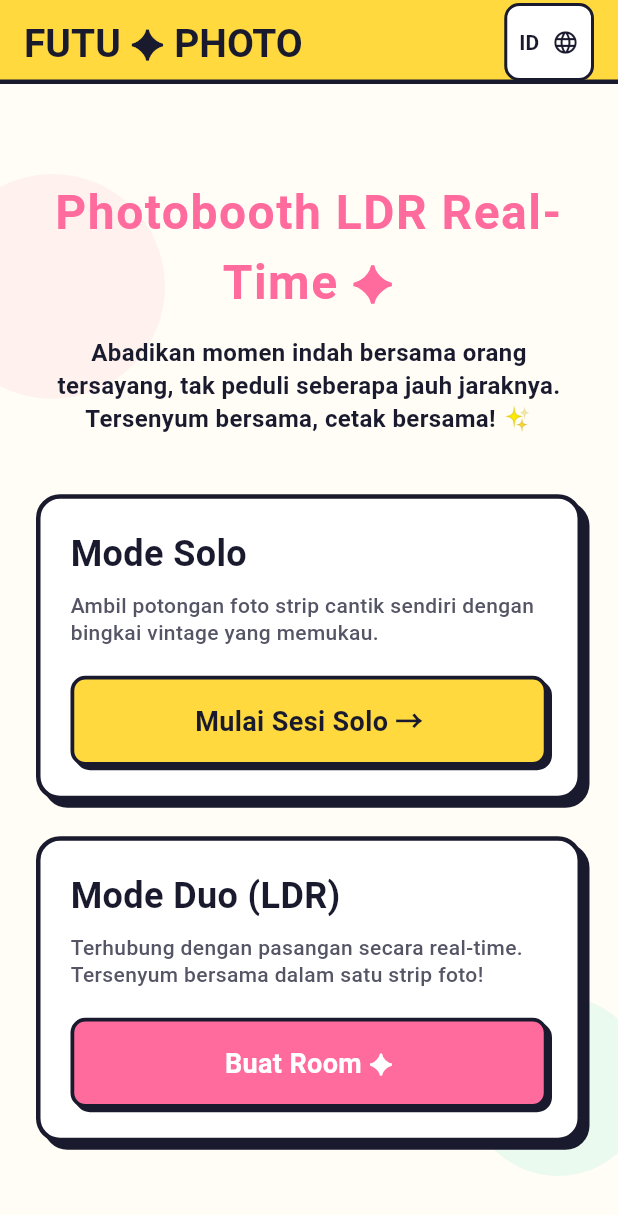
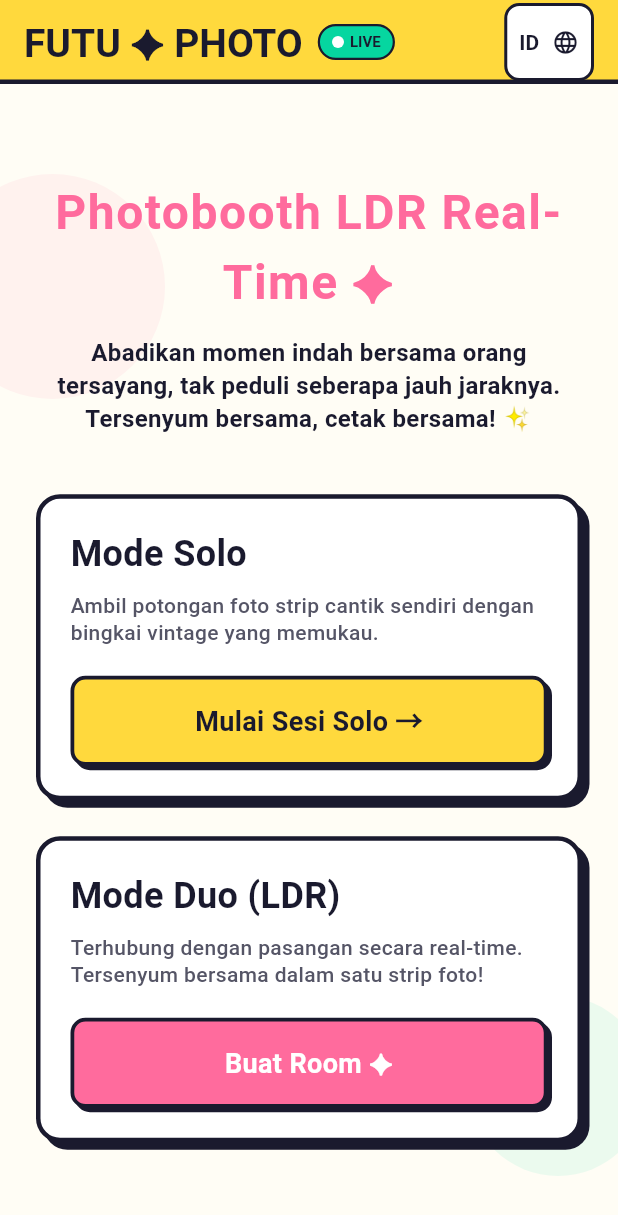
Before and after one commit to EvanKristianPratama/ldr-photobooth, a Flutter app: the screen it shows after launch, on a phone screen of 412 x 824 dp. Shown: the top 1215 px of the screen. Run offline on Flutter 3.47's test engine with Material 3 defaults, Android fonts, the phone set to English and light mode, and no system bars; our stand-ins replace camera, socket_io_client; missing offline and left inert: flutter_webrtc; network calls fail; Roboto replaces fonts that are missing (Gaegu, Nunito).

Commit message:
feat: add real-time connection status badge on ModeSelectScreen appBar

```diff
--- a/client_flutter/lib/main.dart
+++ b/client_flutter/lib/main.dart
@@ -85,6 +85,8 @@ class ModeSelectScreen extends StatelessWidget {
         title: Row(
           mainAxisAlignment: MainAxisAlignment.spaceBetween,
           children: [
+            Row(
+              children: [
                 Text(
                   'FUTU ✦ PHOTO',
                   style: TextStyle(
@@ -93,6 +95,44 @@ class ModeSelectScreen extends StatelessWidget {
                     fontSize: 26,
                     color: ink,
                   ),
+                ),
+                const SizedBox(width: 10),
+                AnimatedBuilder(
+                  animation: roomState,
+                  builder: (context, _) {
+                    final bool isConnected = roomState.status.toLowerCase().contains('connected');
+                    return Container(
+                      padding: const EdgeInsets.symmetric(horizontal: 8, vertical: 4),
+                      decoration: BoxDecoration(
+                        color: isConnected ? teal : pink,
+                        border: Border.all(color: ink, width: 1.5),
+                        borderRadius: BorderRadius.circular(12),
+                      ),
+                      child: Row(
+                        children: [
+                          Container(
+                            width: 8,
+                            height: 8,
+                            decoration: const BoxDecoration(
+                              color: Colors.white,
+                              shape: BoxShape.circle,
+                            ),
+                          ),
+                          const SizedBox(width: 4),
+                          Text(
+                            isConnected ? 'LIVE' : 'CONNECTING...',
+                            style: const TextStyle(
+                              fontSize: 10,
+                              fontWeight: FontWeight.bold,
+                              color: ink,
+                            ),
+                          ),
+                        ],
+                      ),
+                    );
+                  },
+                ),
+              ],
             ),
             // Language Dropdown Selector
             Container(
```
Lines whose indentation alone changed are shown as unchanged.
